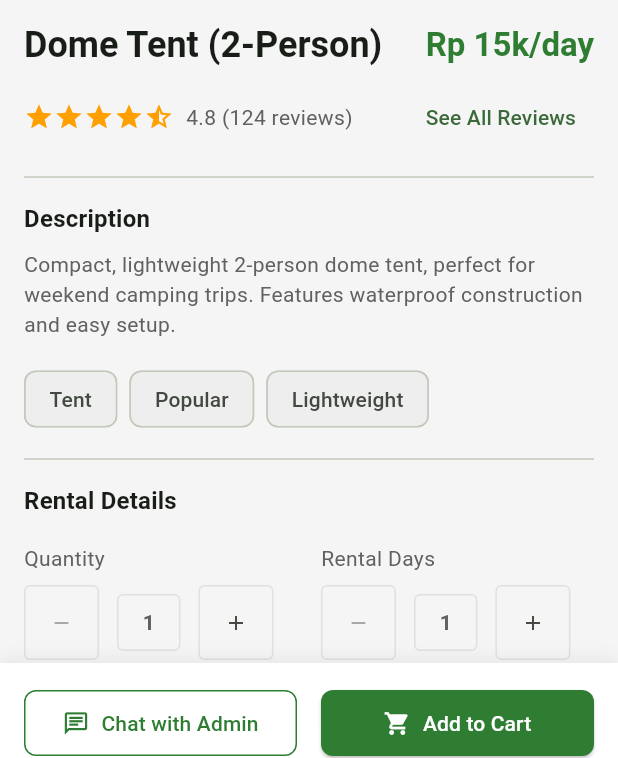
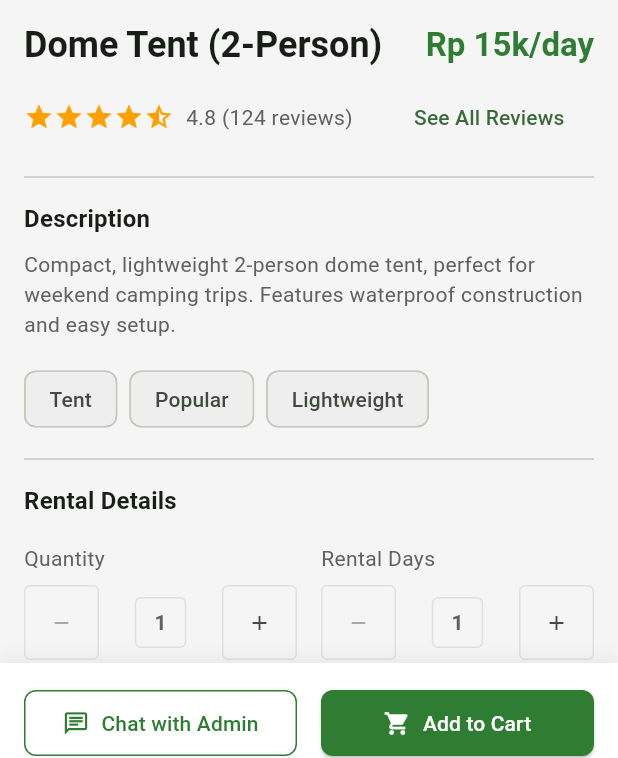
Before and after one commit to ismailfatihraihan/provis-kuis-camp-app, a Flutter app: the screen it shows after launch, after a tap on "Rincian Item", on a phone screen of 412 x 824 dp. Shown: the part 453-1211 px from the top of the screen. Run offline on Flutter 3.47's test engine with Material 3 defaults, Android fonts, the phone set to English and light mode, and no system bars; network calls fail.

```diff
--- a/lib/models/camping_item.dart
+++ b/lib/models/camping_item.dart
@@ -38,7 +38,7 @@ final List<CampingItem> featuredItems = [
     name: 'Sleeping Bag (-10°C)',
     description: 'Warm and comfortable sleeping bag, rated for temperatures down to -10°C. Includes compression sack for easy transport.',
     price: 8.0,
-    imageUrl: 'https://images.unsplash.com/photo-1520763185298-1b434c919102?q=80&w=1632&auto=format&fit=crop',
+    imageUrl: 'https://i0.wp.com/letstraveluk.com/wp-content/uploads/2021/05/felix-m-dorn-hcti0k5E2Iw-unsplash-scaled.jpg?w=2400&ssl=1',
     rating: 4.6,
     reviewCount: 89,
     tags: ['Sleeping', 'Winter'],
@@ -58,7 +58,7 @@ final List<CampingItem> featuredItems = [
     name: 'Portable Gas Stove',
     description: 'Compact and efficient gas stove for outdoor cooking. Compatible with standard butane canisters.',
     price: 7.0,
-    imageUrl: 'https://images.unsplash.com/photo-1602097944182-c43423a8056d?q=80&w=1470&auto=format&fit=crop',
+    imageUrl: 'https://th.bing.com/th/id/R.e3dcd6d7d2ad9e585ce80c0c53a895ab?rik=E4ZN%2b5kNZcNFOA&riu=http%3a%2f%2fweb.tradekorea.com%2fproduct%2f372%2f737372%2fPortable+gas+stove-1.jpg&ehk=9IWVdehxN6TmzeCYCVS6JoLDwolSQLOEefa%2bn9bojnc%3d&risl=&pid=ImgRaw&r=0',
     rating: 4.5,
     reviewCount: 76,
     tags: ['Cooking', 'Essentials'],
@@ -71,7 +71,7 @@ final List<CampingItem> popularItems = [
     name: 'Headlamp (300 lumens)',
     description: 'Bright LED headlamp with adjustable strap and multiple light modes. Includes rechargeable battery.',
     price: 5.0,
-    imageUrl: 'https://images.unsplash.com/photo-1553808373-99b457d6c9f0?q=80&w=1470&auto=format&fit=crop',
+    imageUrl: 'https://i5.walmartimages.com/asr/e04f6148-b729-4e70-b2f9-ed37778ce4d3.dde323c753c167eef7909e60ef708c04.jpeg',
     rating: 4.4,
     reviewCount: 62,
     tags: ['Lighting', 'Night'],
@@ -81,7 +81,7 @@ final List<CampingItem> popularItems = [
     name: 'Camping Chair',
     description: 'Foldable camping chair with cup holder and storage pocket. Supports up to 120kg.',
     price: 6.0,
-    imageUrl: 'https://images.unsplash.com/photo-1534595038511-9f219fe0c979?q=80&w=1470&auto=format&fit=crop',
+    imageUrl: 'https://th.bing.com/th/id/OIP.zPja30hNFmzdgnTtvnxlpwAAAA?rs=1&pid=ImgDetMain',
     rating: 4.3,
     reviewCount: 58,
     tags: ['Furniture', 'Comfort'],
@@ -91,7 +91,7 @@ final List<CampingItem> popularItems = [
     name: 'Water Filter System',
     description: 'Portable water filter that removes 99.99% of bacteria and parasites. Filters up to 1,000 liters.',
     price: 9.0,
-    imageUrl: 'https://images.unsplash.com/photo-1571126770237-507d2dbfc8fe?q=80&w=1374&auto=format&fit=crop',
+    imageUrl: 'https://taskandpurpose.com/wp-content/uploads/2020/11/23/6-Sawyer-Products-mini-water-filtration-system.jpg?auto=webp&width=800&canvas=16:10,offset-x50',
     rating: 4.9,
     reviewCount: 134,
     tags: ['Water', 'Safety', 'Popular'],
@@ -101,7 +101,7 @@ final List<CampingItem> popularItems = [
     name: 'Hammock with Mosquito Net',
     description: 'Lightweight camping hammock with integrated mosquito net. Includes tree straps and carabiners.',
     price: 10.0,
-    imageUrl: 'https://images.unsplash.com/photo-1518607030128-f0cb0d6a2e81?q=80&w=1470&auto=format&fit=crop',
+    imageUrl: 'https://th.bing.com/th/id/OIP.T80OTiHd_VqE7A2Tp1d7dgAAAA?rs=1&pid=ImgDetMain',
     rating: 4.7,
     reviewCount: 91,
     tags: ['Relaxation', 'Summer'],
@@ -114,7 +114,7 @@ final List<CampingItem> newestItems = [
     name: 'Inflatable Sleeping Pad',
     description: 'Comfortable inflatable sleeping pad with built-in pump. Provides excellent insulation from the ground.',
     price: 7.5,
-    imageUrl: 'https://images.unsplash.com/photo-1577236375867-97db2d7c4d22?q=80&w=1374&auto=format&fit=crop',
+    imageUrl: 'https://i5.walmartimages.com/asr/445c0b8e-d011-4198-9bc5-4733c609c944.9fcf889acc864a2f726bc55fa5d1c922.jpeg',
     rating: 4.6,
     reviewCount: 45,
     tags: ['Sleeping', 'Comfort', 'New'],
@@ -124,7 +124,7 @@ final List<CampingItem> newestItems = [
     name: 'Camping Cookware Set',
     description: 'Complete cookware set including pots, pans, and utensils. Made from lightweight anodized aluminum.',
     price: 12.0,
-    imageUrl: 'https://images.unsplash.com/photo-1523686984263-216910a72dad?q=80&w=1374&auto=format&fit=crop',
+    imageUrl: 'https://i5.walmartimages.com/asr/571f3857-5ab3-4f19-b9f0-b0bf561d3d58.2103ab14dc9ac5719a4604ad6e6b8882.jpeg',
     rating: 4.8,
     reviewCount: 37,
     tags: ['Cooking', 'New'],
--- a/lib/screens/cart_screen.dart
+++ b/lib/screens/cart_screen.dart
@@ -178,7 +178,9 @@ class _CartScreenState extends State<CartScreen> {
                   const SizedBox(height: 8),
 
                   // Quantity and days selection
-                  Row(
+				  SingleChildScrollView(
+				  scrollDirection: Axis.horizontal,
+				  child: Row(
                     children: [
                       // Quantity selector
                       Column(
@@ -277,6 +279,7 @@ class _CartScreenState extends State<CartScreen> {
                       ),
                     ],
                   ),
+				  ),
                 ],
               ),
             ),
--- a/lib/screens/home_screen.dart
+++ b/lib/screens/home_screen.dart
@@ -18,7 +18,7 @@ class _HomeScreenState extends State<HomeScreen> {
   Widget build(BuildContext context) {
     return Scaffold(
       appBar: AppBar(
-        title: const Text('CampGear Rental'),
+        title: const Text('Go Camp'),
         actions: [
           IconButton(
             icon: const Icon(Icons.search),
@@ -44,8 +44,8 @@ class _HomeScreenState extends State<HomeScreen> {
             decoration: BoxDecoration(
               borderRadius: BorderRadius.circular(16),
               image: const DecorationImage(
-                image: NetworkImage(
-                  'https://images.unsplash.com/photo-1508873696983-2dfd5898f08b?q=80&w=1470&auto=format&fit=crop',
+                image: AssetImage(
+                  'assets/images/decor.jpg',
                 ),
                 fit: BoxFit.cover,
               ),
--- a/lib/screens/item_detail_screen.dart
+++ b/lib/screens/item_detail_screen.dart
@@ -118,12 +118,22 @@ class _ItemDetailScreenState extends State<ItemDetailScreen> {
 						  }),
 						),
 						const SizedBox(width: 8),
-                      Text(
+
+						// Expanded to prevent text overflow
+						Expanded(
+						  child: Text(
 							'${item.rating} (${item.reviewCount} reviews)',
 							style: Theme.of(context).textTheme.bodyMedium,
+							overflow: TextOverflow.ellipsis,  // Avoids text overflow
+							softWrap: false,
 						  ),
-                      const Spacer(),
-                      TextButton(
+						),
+
+						const SizedBox(width: 8), // Ensures spacing before button
+
+						// Flexible to prevent button overflow
+						Flexible(
+						  child: TextButton(
 							onPressed: () {
 							  Navigator.pushNamed(
 								context,
@@ -133,8 +143,10 @@ class _ItemDetailScreenState extends State<ItemDetailScreen> {
 							},
 							child: const Text('See All Reviews'),
 						  ),
+						),
 					  ],
 					),
+
 
                   const Divider(height: 32),
 
@@ -176,13 +188,18 @@ class _ItemDetailScreenState extends State<ItemDetailScreen> {
 
                   Row(
 					  children: [
-                      Expanded(
+						// Bagian Quantity
+						Flexible(
 						  child: Column(
 							crossAxisAlignment: CrossAxisAlignment.start,
 							children: [
-                            const Text('Quantity'),
+							  const Text(
+								'Quantity',
+								overflow: TextOverflow.ellipsis,  // Mencegah teks terlalu panjang
+							  ),
 							  const SizedBox(height: 8),
 							  Row(
+								mainAxisAlignment: MainAxisAlignment.spaceBetween,
 								children: [
 								  _buildCounterButton(
 									icon: Icons.remove,
@@ -195,10 +212,10 @@ class _ItemDetailScreenState extends State<ItemDetailScreen> {
 										: null,
 								  ),
 								  Container(
-                                  margin: const EdgeInsets.symmetric(horizontal: 12),
+									margin: const EdgeInsets.symmetric(horizontal: 8),
 									padding: const EdgeInsets.symmetric(
-                                    horizontal: 16,
-                                    vertical: 8,
+									  horizontal: 12,
+									  vertical: 6,
 									),
 									decoration: BoxDecoration(
 									  border: Border.all(color: Colors.grey[300]!),
@@ -206,9 +223,7 @@ class _ItemDetailScreenState extends State<ItemDetailScreen> {
 									),
 									child: Text(
 									  _quantity.toString(),
-                                    style: const TextStyle(
-                                      fontWeight: FontWeight.bold,
-                                    ),
+									  style: const TextStyle(fontWeight: FontWeight.bold),
 									),
 								  ),
 								  _buildCounterButton(
@@ -224,14 +239,21 @@ class _ItemDetailScreenState extends State<ItemDetailScreen> {
 							],
 						  ),
 						),
+
 						const SizedBox(width: 16),
-                      Expanded(
+
+						// Bagian Rental Days
+						Flexible(
 						  child: Column(
 							crossAxisAlignment: CrossAxisAlignment.start,
 							children: [
-                            const Text('Rental Days'),
+							  const Text(
+								'Rental Days',
+								overflow: TextOverflow.ellipsis,
+							  ),
 							  const SizedBox(height: 8),
 							  Row(
+								mainAxisAlignment: MainAxisAlignment.spaceBetween,
 								children: [
 								  _buildCounterButton(
 									icon: Icons.remove,
@@ -244,10 +266,10 @@ class _ItemDetailScreenState extends State<ItemDetailScreen> {
 										: null,
 								  ),
 								  Container(
-                                  margin: const EdgeInsets.symmetric(horizontal: 12),
+									margin: const EdgeInsets.symmetric(horizontal: 8),
 									padding: const EdgeInsets.symmetric(
-                                    horizontal: 16,
-                                    vertical: 8,
+									  horizontal: 12,
+									  vertical: 6,
 									),
 									decoration: BoxDecoration(
 									  border: Border.all(color: Colors.grey[300]!),
@@ -255,9 +277,7 @@ class _ItemDetailScreenState extends State<ItemDetailScreen> {
 									),
 									child: Text(
 									  _days.toString(),
-                                    style: const TextStyle(
-                                      fontWeight: FontWeight.bold,
-                                    ),
+									  style: const TextStyle(fontWeight: FontWeight.bold),
 									),
 								  ),
 								  _buildCounterButton(
--- a/lib/screens/quiz_screen.dart
+++ b/lib/screens/quiz_screen.dart
@@ -19,7 +19,7 @@ class QuizScreen extends StatelessWidget {
               const SizedBox(height: 10),
               const Center(
                 child: Text(
-                  'No kelompok praktikum: XY',
+                  'No kelompok praktikum: 64',
                   style: TextStyle(
                     fontSize: 16,
                     fontWeight: FontWeight.w500,
@@ -48,7 +48,7 @@ class QuizScreen extends StatelessWidget {
 
               _buildNavigationButton(
                 context,
-                'wishlist',
+                'Wishlist',
                 () => Navigator.pushNamed(context, '/wishlist'),
               ),
 
--- a/lib/screens/wishlist_screen.dart
+++ b/lib/screens/wishlist_screen.dart
@@ -28,7 +28,7 @@ class _WishlistScreenState extends State<WishlistScreen> {
       name: 'Water Filter System',
       description: 'Portable water filter that removes 99.99% of bacteria and parasites. Filters up to 1,000 liters.',
       price: 9.0,
-      imageUrl: 'https://images.unsplash.com/photo-1571126770237-507d2dbfc8fe?q=80&w=1374&auto=format&fit=crop',
+      imageUrl: 'https://taskandpurpose.com/wp-content/uploads/2020/11/23/6-Sawyer-Products-mini-water-filtration-system.jpg?auto=webp&width=800&canvas=16:10,offset-x50',
       rating: 4.9,
       reviewCount: 134,
       isFavorite: true,
@@ -39,7 +39,7 @@ class _WishlistScreenState extends State<WishlistScreen> {
       name: 'Hammock with Mosquito Net',
       description: 'Lightweight camping hammock with integrated mosquito net. Includes tree straps and carabiners.',
       price: 10.0,
-      imageUrl: 'https://images.unsplash.com/photo-1518607030128-f0cb0d6a2e81?q=80&w=1470&auto=format&fit=crop',
+      imageUrl: 'https://th.bing.com/th/id/OIP.T80OTiHd_VqE7A2Tp1d7dgAAAA?rs=1&pid=ImgDetMain',
       rating: 4.7,
       reviewCount: 91,
       isFavorite: true,
--- a/pubspec.yaml
+++ b/pubspec.yaml
@@ -59,7 +59,7 @@ flutter:
 
   # To add assets to your application, add an assets section, like this:
   # assets:
-  #   - images/a_dot_burr.jpeg
+  #   - assets/images/
   #   - images/a_dot_ham.jpeg
 
   # An image asset can refer to one or more resolution-specific "variants", see
```
Also changed, not shown: lib/screens/chat_screen.dart (+15 -3 lines), 1 other file. Lines whose indentation alone changed are shown as unchanged.
